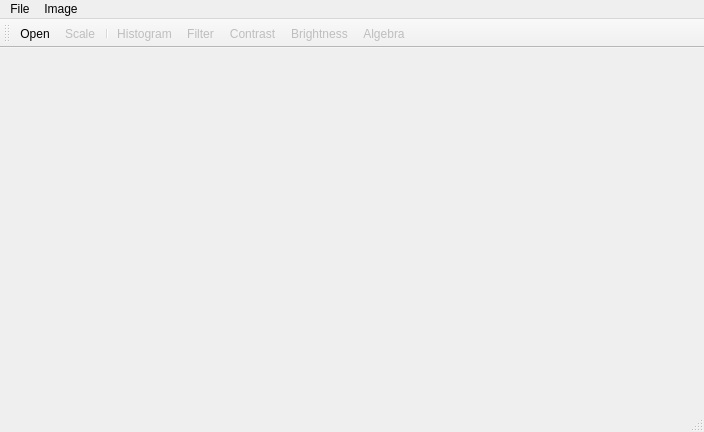
Ovilia/PIP, file src/MainWindow.ui: the form before one commit.
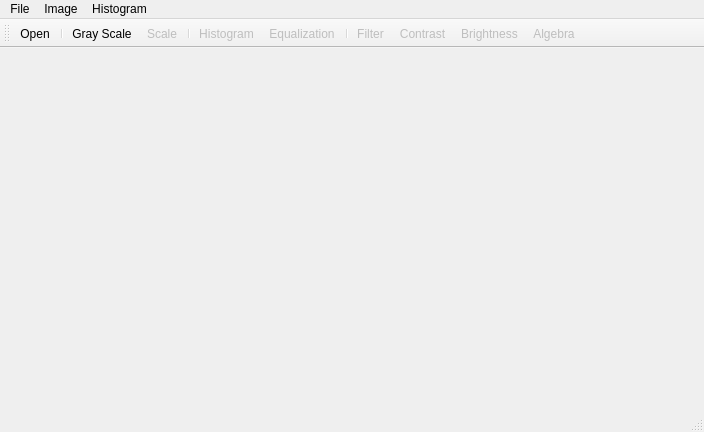
The form after the commit. Icons and pictures are not drawn.

Commit message: Histogram equalization complete

What changed in the file:
```diff
--- a/src/MainWindow.ui
+++ b/src/MainWindow.ui
@@ -50,9 +50,18 @@
     <addaction name="actionBrightness"/>
     <addaction name="actionContrast"/>
     <addaction name="actionAlgebra"/>
+    <addaction name="actionGray_Scale"/>
+   </widget>
+   <widget class="QMenu" name="menuHistogram">
+    <property name="title">
+     <string>Histogram</string>
+    </property>
+    <addaction name="actionHistogram"/>
+    <addaction name="actionEqualization"/>
    </widget>
    <addaction name="menuFile"/>
    <addaction name="menuImage"/>
+   <addaction name="menuHistogram"/>
   </widget>
   <widget class="QToolBar" name="mainToolBar">
    <attribute name="toolBarArea">
@@ -62,9 +71,13 @@
     <bool>false</bool>
    </attribute>
    <addaction name="actionOpen"/>
+   <addaction name="separator"/>
+   <addaction name="actionGray_Scale"/>
    <addaction name="actionScale"/>
    <addaction name="separator"/>
    <addaction name="actionHistogram"/>
+   <addaction name="actionEqualization"/>
+   <addaction name="separator"/>
    <addaction name="actionFilter"/>
    <addaction name="actionContrast"/>
    <addaction name="actionBrightness"/>
@@ -166,6 +179,23 @@
     <string>Algebra</string>
    </property>
   </action>
+  <action name="actionEqualization">
+   <property name="enabled">
+    <bool>false</bool>
+   </property>
+   <property name="text">
+    <string>Equalization</string>
+   </property>
+  </action>
+  <action name="actionGray_Scale">
+   <property name="icon">
+    <iconset resource="resource.qrc">
+     <normaloff>:/images/images/gray.png</normaloff>:/images/images/gray.png</iconset>
+   </property>
+   <property name="text">
+    <string>Gray Scale</string>
+   </property>
+  </action>
  </widget>
  <layoutdefault spacing="6" margin="11"/>
  <resources>
```
Left out of the diff: 1 changed line with no effect on the pictures. The commit also changes 5 other files.
